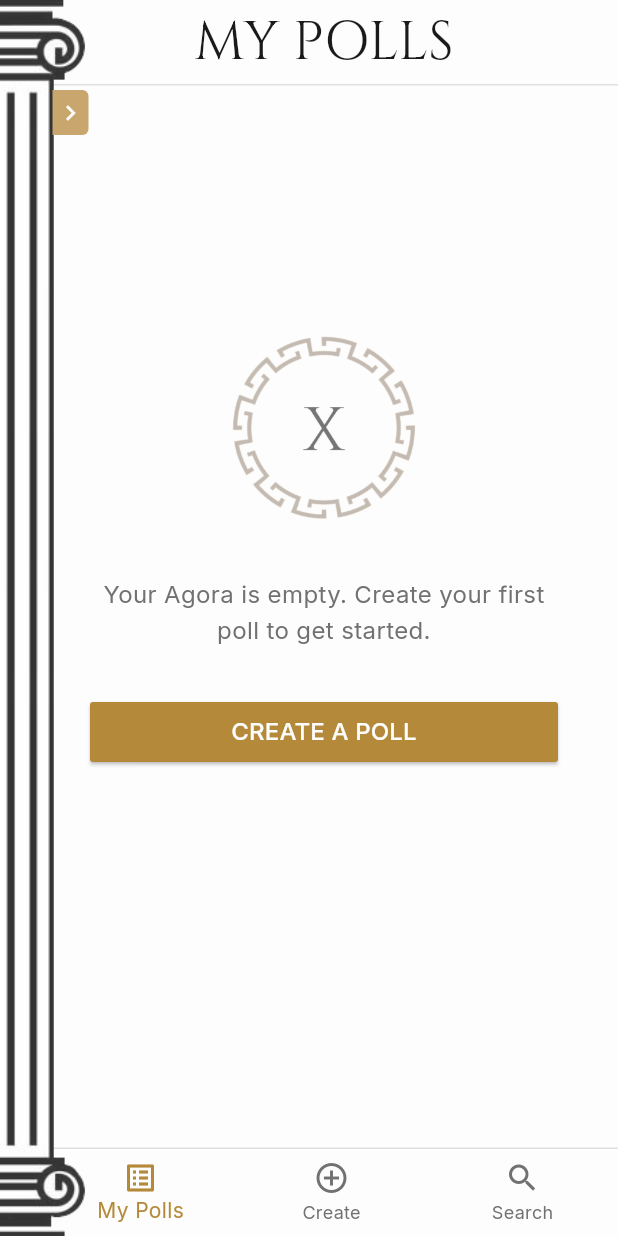
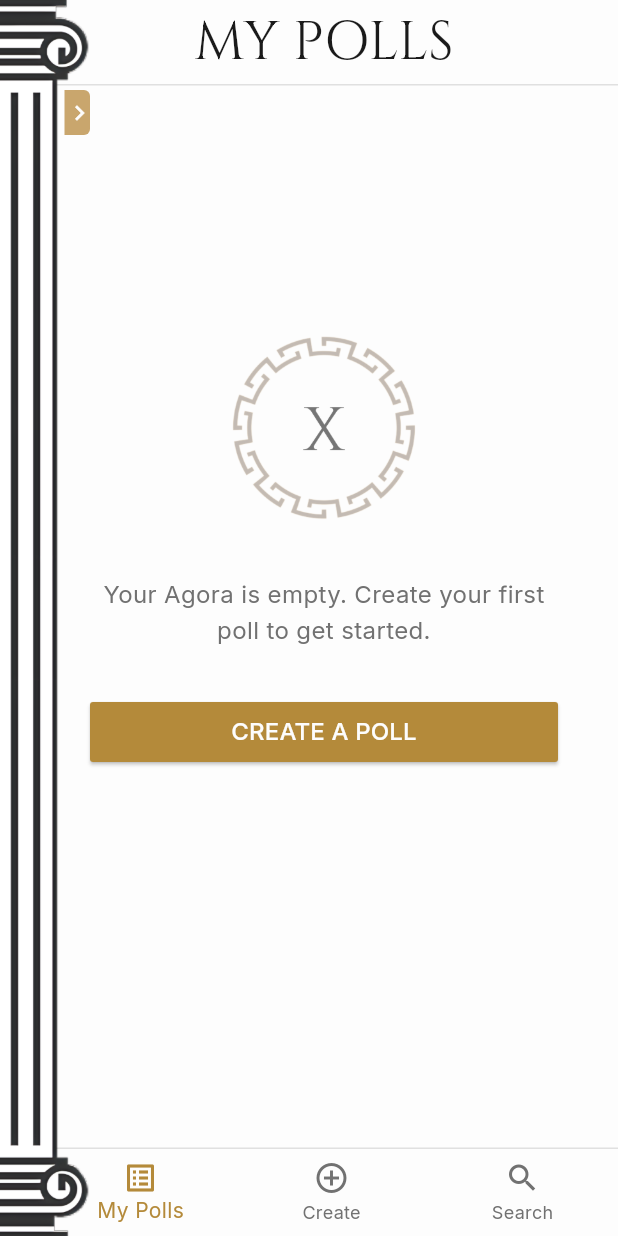
Before and after one commit to Eri-stay/agorapoll-cpp, a Flutter app: the HomeScreen screen opened directly, on a phone screen of 412 x 824 dp. Run offline on Flutter 3.47's test engine with Material 3 defaults, Android fonts, the phone set to English and light mode, and no system bars; our stand-ins replace pinput.

Commit message:
Add screens: login/reg, main. for phone

```diff
--- a/lib/features/auth/screens/login_screen.dart
+++ b/lib/features/auth/screens/login_screen.dart
@@ -12,7 +12,8 @@ class LoginScreen extends StatelessWidget {
   Widget build(BuildContext context) {
     return Scaffold(
       backgroundColor: AppColors.background,
-      body: SingleChildScrollView(
+      body:
+      SingleChildScrollView(
         child: Padding(
           padding: const EdgeInsets.symmetric(horizontal: 24.0),
           child: Column(
--- a/lib/features/home/screens/home_screen.dart
+++ b/lib/features/home/screens/home_screen.dart
@@ -3,6 +3,7 @@ import '../../../core/theme/app_colors.dart';
 import '../../polls/screens/my_polls_screen.dart';
 import '../../search/screens/search_screen.dart';
 import '../widgets/side_menu_column.dart';
+import '../../create_poll/screens/create_poll_screen.dart';
 
 class HomeScreen extends StatefulWidget {
   const HomeScreen({Key? key}) : super(key: key);
@@ -21,9 +22,16 @@ class _HomeScreenState extends State<HomeScreen> {
   ];
 
   void _onItemTapped(int index) {
+    if (index == 1 ){
+      Navigator.push(
+        context,
+        MaterialPageRoute(builder: (context)=>CreatePollScreen())
+      );
+    }else {
       setState(() {
         _selectedIndex = index;
       });
+    }
   }
 
   @override
@@ -37,9 +45,7 @@ class _HomeScreenState extends State<HomeScreen> {
             // Шар 1: Основний контент (AppBar + Body + BottomNav)
             Column(
               children: [
-                // Наш кастомний AppBar
                 _buildAppBar(),
-                // Розширюємо Body, щоб він займав увесь доступний простір
                 Expanded(
                   child: _widgetOptions.elementAt(_selectedIndex),
                 ),
@@ -48,7 +54,7 @@ class _HomeScreenState extends State<HomeScreen> {
               ],
             ),
 
-            // Шар 2: Колона поверх усього
+            // Column
             if (_selectedIndex == 0 || _selectedIndex == 2)
               const SideMenuColumn(),
           ],
@@ -59,15 +65,17 @@ class _HomeScreenState extends State<HomeScreen> {
 
   // Виносимо AppBar в окремий метод для чистоти коду
   Widget _buildAppBar() {
+    if ([0, 1].contains(_selectedIndex)){
       return Container(
         padding: const EdgeInsets.only(left: 20),
         decoration: BoxDecoration(
           color: AppColors.background,
-        border: Border(bottom: BorderSide(color: Colors.grey[300]!, width: 1.0)),
+          border: Border(
+              bottom: BorderSide(color: Colors.grey[300]!, width: 1.0)),
         ),
         child: AppBar(
           automaticallyImplyLeading: false,
-        backgroundColor: Colors.transparent, // Робимо фон прозорим
+          backgroundColor: Colors.transparent,
           elevation: 0,
           centerTitle: true,
           title: Text(
@@ -81,8 +89,10 @@ class _HomeScreenState extends State<HomeScreen> {
         ),
       );
     }
+    return Container();
+  }
 
-  // Виносимо BottomNav в окремий метод
+
   Widget _buildBottomNavBar() {
     return Container(
       padding: const EdgeInsets.only(left: 30),
@@ -99,7 +109,7 @@ class _HomeScreenState extends State<HomeScreen> {
         currentIndex: _selectedIndex,
         selectedItemColor: AppColors.accentGold,
         unselectedItemColor: AppColors.textSecondary,
-        backgroundColor: Colors.transparent, // Робимо фон прозорим
+        backgroundColor: Colors.transparent,
         type: BottomNavigationBarType.fixed,
         elevation: 0,
         onTap: _onItemTapped,
--- a/lib/features/home/widgets/side_menu_column.dart
+++ b/lib/features/home/widgets/side_menu_column.dart
@@ -7,7 +7,7 @@ class SideMenuColumn extends StatelessWidget {
   @override
   Widget build(BuildContext context) {
     return Positioned(
-      left: 0,
+      left: -40,
       top: 0,
       bottom: 0,
       child: GestureDetector(
@@ -16,13 +16,13 @@ class SideMenuColumn extends StatelessWidget {
           print("Side Menu Tapped");
         },
         child: Container(
-          width: 85, // Ширина колони, можна налаштувати
+          width: 100, // Ширина колони, можна налаштувати
           color: Colors.transparent,
           child: Stack(
             children: [
               // Column
               Positioned.fill(
-                left: -70,
+                left: 0,
                 child: Image.asset(
                   'assets/images/roman-pillar-normal.png',
                   fit: BoxFit.fitHeight,
@@ -31,9 +31,9 @@ class SideMenuColumn extends StatelessWidget {
               // Tab with arrow
               Positioned(
                 top: 60,
-                right: 26,
+                right: 0,
                 child: Container(
-                  width: 24,
+                  width: 17,
                   height: 30,
                   decoration: const BoxDecoration(
                     color: AppColors.mutedGold,
@@ -42,6 +42,7 @@ class SideMenuColumn extends StatelessWidget {
                       bottomRight: Radius.circular(4),
                     ),
                   ),
+                  alignment: Alignment.center,
                   child: const Icon(
                     Icons.chevron_right,
                     color: AppColors.background,
```
Also changed, not shown: lib/features/create_poll/screens/create_poll_screen.dart (added, +68 -0 lines), assets/images/roman-pillar-normal.png. Lines whose indentation alone changed are shown as unchanged.
